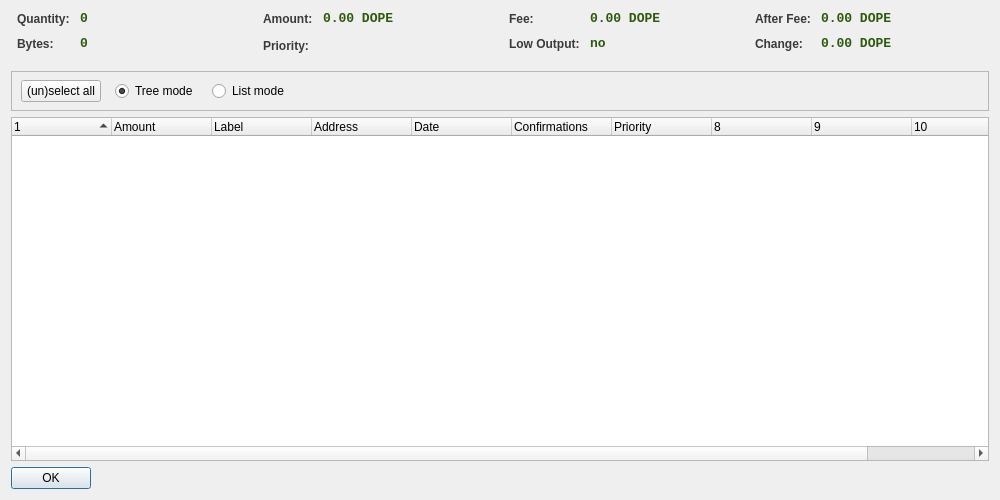
Old version of the form src/qt/forms/coincontroldialog.ui in the repository dopecoin-dev/DopeCoinV3.
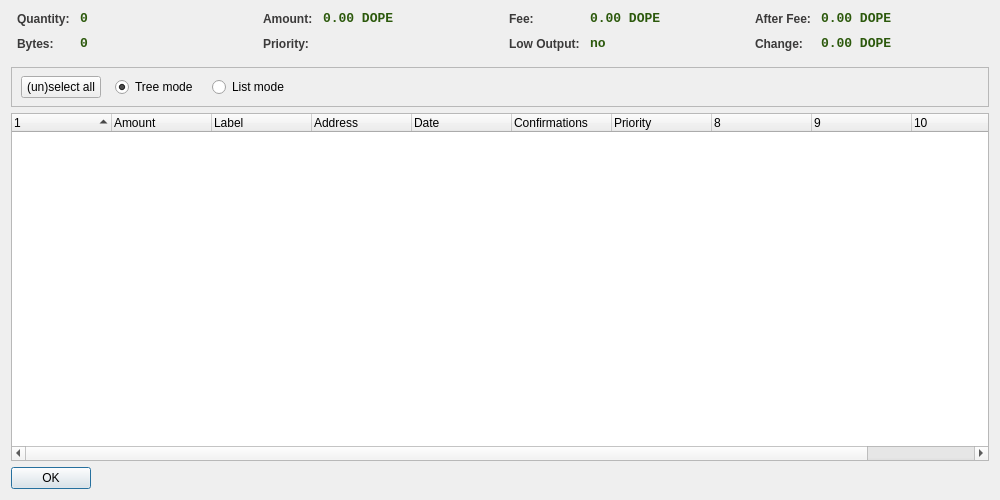
New version of the form. Custom widgets are drawn as their Qt base class.

The edit to the form file:
```diff
--- a/src/qt/forms/coincontroldialog.ui
+++ b/src/qt/forms/coincontroldialog.ui
@@ -202,7 +202,7 @@
          <property name="font">
           <font>
            <family>Monospace</family>
-           <pointsize>13</pointsize>
+           <pointsize>10</pointsize>
            <weight>75</weight>
            <bold>true</bold>
           </font>
```
